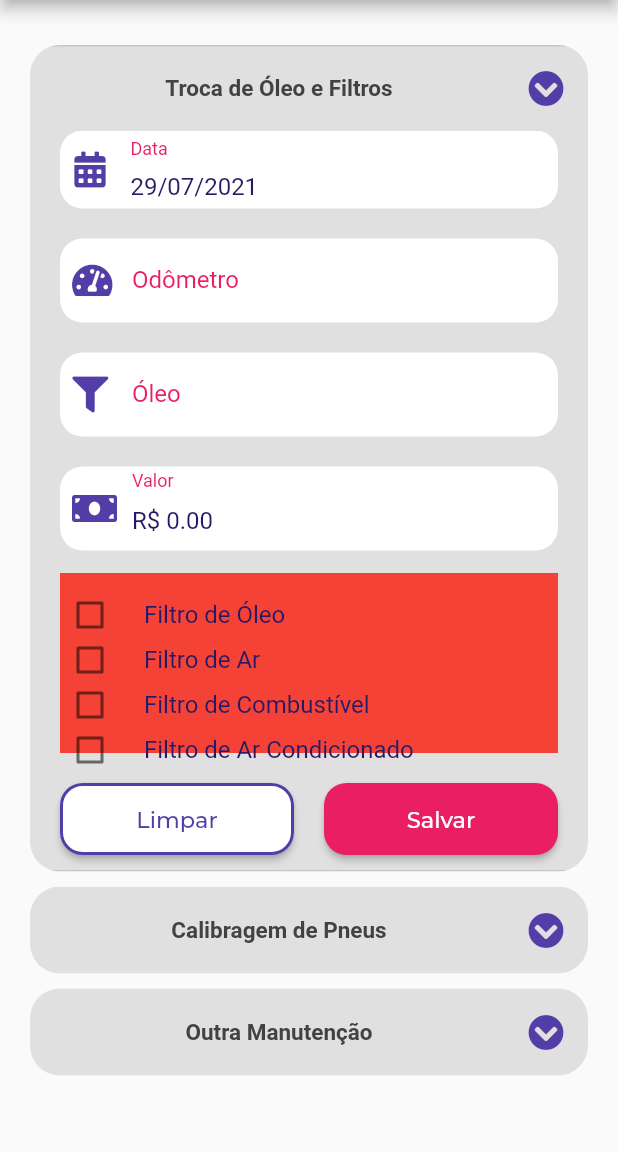
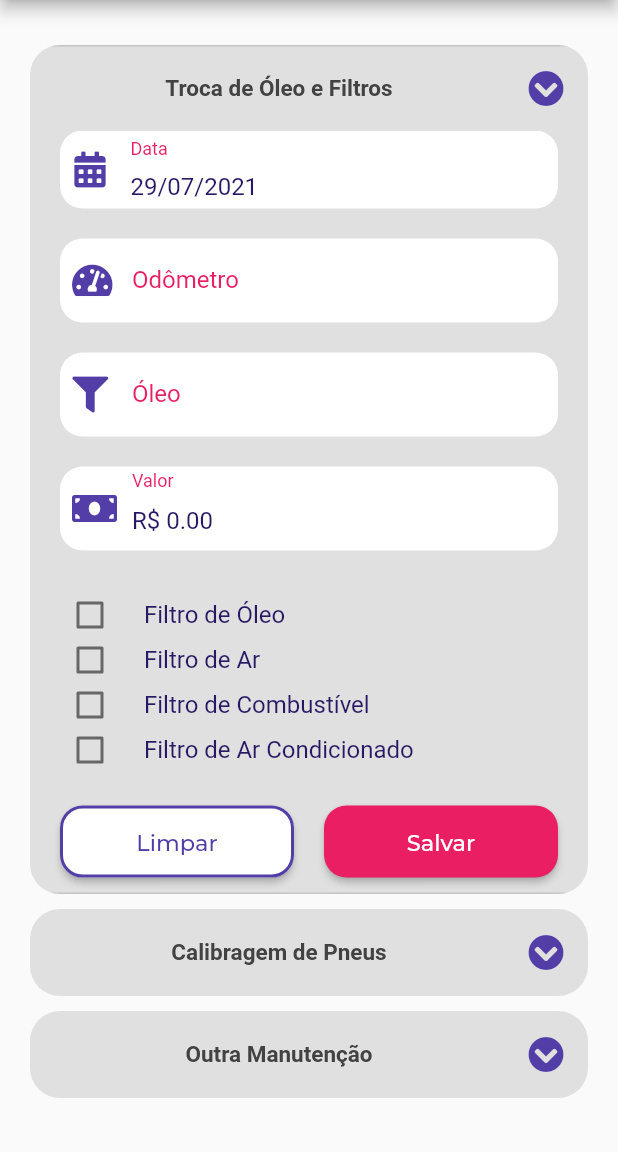
Before and after one commit to murilobohlke/car-helper, a Flutter app: the MaintenancePage screen opened directly with empty values, after a tap on "Troca de Óleo e Filtros", on a phone screen of 412 x 824 dp, the part 84-1236 px from its top. Run offline on Flutter 3.47's test engine with Material 2 defaults, Android fonts, the phone set to English and light mode, and no system bars; our stand-ins replace carousel_slider, curved_navigation_bar, firebase_auth, firebase_core, flutter_masked_text2, font_awesome_flutter and 5 more; missing offline and left inert: animated_card; accounts and stored records are empty.

Commit message:
Fix bug in list expansion tile

```diff
--- a/car_helper/lib/modules/info_car/info_car_home/info_car_home_page.dart
+++ b/car_helper/lib/modules/info_car/info_car_home/info_car_home_page.dart
@@ -43,9 +43,9 @@ class InfoCarHomePage extends StatelessWidget {
                 SizedBox(
                   height: 10,
                 ),
-                Consumer<CarsProvider>(
-                    builder: (context, value, child) =>
-                        MaintenanceCardWidget(data: value.itemById(car.id!))),
+                Consumer<CarsProvider>(builder: (context, value, child) {
+                  return MaintenanceCardWidget(data: value.itemById(car.id!));
+                }),
                 SizedBox(
                   height: 20,
                 ),
--- a/car_helper/lib/modules/maintenance/maintenance_page.dart
+++ b/car_helper/lib/modules/maintenance/maintenance_page.dart
@@ -154,6 +154,7 @@ class _MaintenancePageState extends State<MaintenancePage> {
                         icon: FontAwesomeIcons.solidCalendarAlt,
                       ),
                     ),
+                    SizedBox(height: 10,),
                     TextInputWidget(
                       controller: librasCalibragem,
                       label: 'Libras',
@@ -202,6 +203,7 @@ class _MaintenancePageState extends State<MaintenancePage> {
                         icon: FontAwesomeIcons.solidCalendarAlt,
                       ),
                     ),
+                    SizedBox(height: 10,),
                     TextInputWidget(
                       controller: odometerOther,
                       label: 'Odômetro',
--- a/car_helper/lib/shared/widgets/filter_checkbox_tile/filter_checkbox_tile_widget.dart
+++ b/car_helper/lib/shared/widgets/filter_checkbox_tile/filter_checkbox_tile_widget.dart
@@ -15,10 +15,9 @@ class FilterCheckboxTileWidget extends StatelessWidget {
   Widget build(BuildContext context) {
     return SizedBox(
       height: 30,
-          child: CheckboxListTile(
+      child: CheckboxListTile(
         contentPadding: EdgeInsets.all(0),
         activeColor: AppColors.tertiary,
-        tileColor: Colors.red,
         title: Text(
           label,
           style: GoogleFonts.lexendDeca(
--- a/car_helper/lib/shared/widgets/maintenance_expansion_tile/maintenance_expansion_tile_widget.dart
+++ b/car_helper/lib/shared/widgets/maintenance_expansion_tile/maintenance_expansion_tile_widget.dart
@@ -59,12 +59,13 @@ class _MaintenanceExpansionTileWidgetState
               child: Column(
                 children: [
                   widget.child,
-                  SizedBox(
-                    height: 5,
-                  ),
+
                   if (widget.isFilters)
                     Column(
                       children: [
+                        SizedBox(
+                          height: 5,
+                        ),
                         FilterCheckboxTileWidget(
                           label: 'Filtro de Óleo',
                           filter: oilFilter,
@@ -104,7 +105,7 @@ class _MaintenanceExpansionTileWidgetState
                       ],
                     ),
                   SizedBox(
-                    height: 20,
+                    height: widget.isFilters? 35 : 20,
                   ),
                   Row(
                     children: [
```
Also changed, not shown: car_helper/lib/modules/info_car/info_car_page.dart (+33 -7 lines), car_helper/lib/shared/providers/cars_provider.dart (+26 -7 lines).
